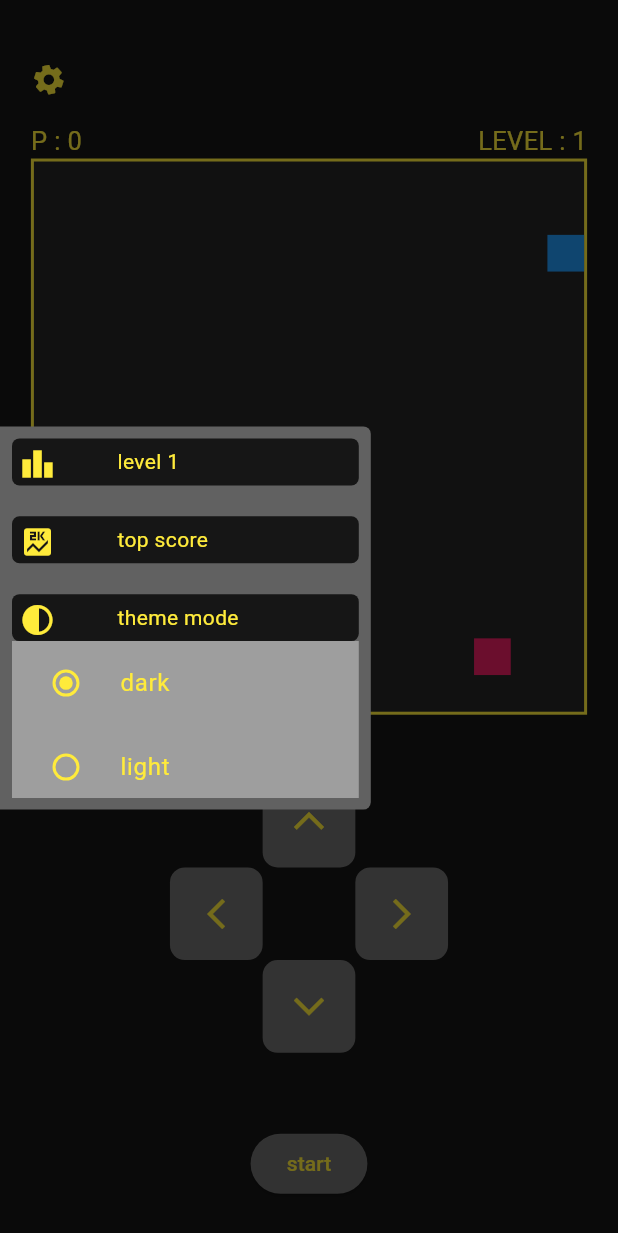
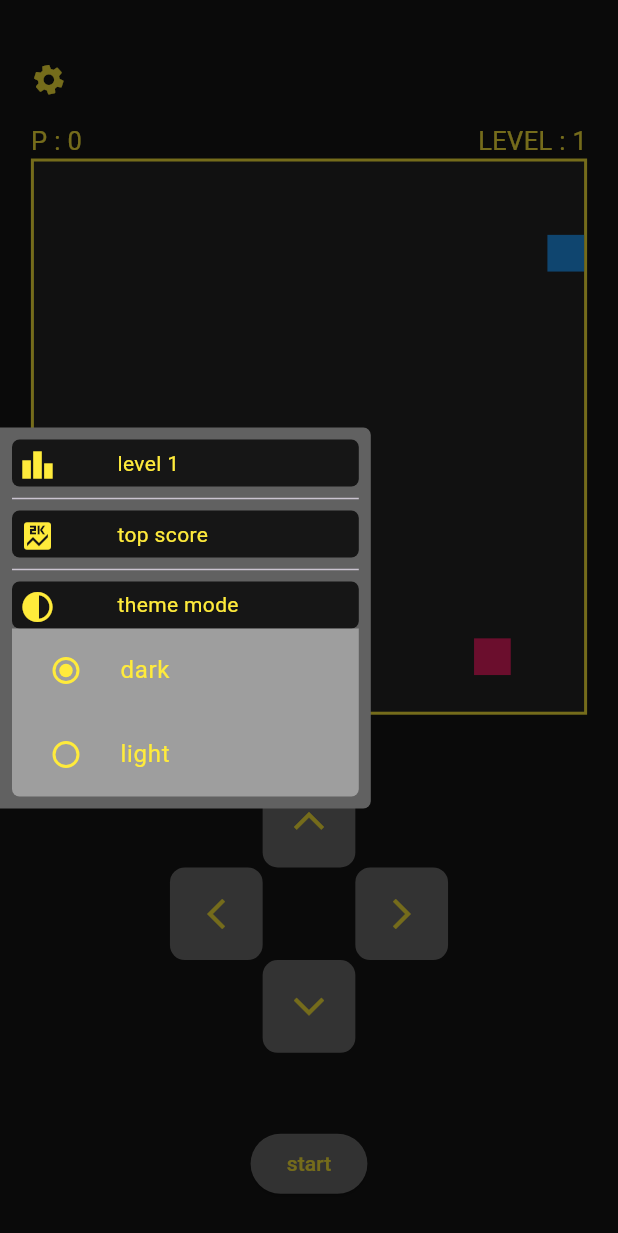
Before and after one commit to AmineDEVWEBAPP/snakeGame, a Flutter app: the screen it shows after launch, after a tap on the "settings" icon, after a tap on "theme mode", on a phone screen of 412 x 824 dp. Shown: the top 1233 px of the screen. Run offline on Flutter 3.47's test engine with Material 3 defaults, Android fonts, the phone set to English and light mode, and no system bars; our stand-ins replace get, shared_preferences.

Commit message:
update drawer design

```diff
--- a/lib/controller/theme_controller.dart
+++ b/lib/controller/theme_controller.dart
@@ -50,6 +50,7 @@ class ThemeController {
     hintColor: Colors.grey[400],
     textTheme: TextTheme(bodyMedium: TextStyle(color: Colors.blue)),
     iconTheme: IconThemeData(color: Colors.blue),
+    dividerColor: Colors.yellow[100],
   );
   final ThemeData _darkTheme = ThemeData(
     scaffoldBackgroundColor: const Color.fromARGB(255, 22, 22, 22),
@@ -59,5 +60,6 @@ class ThemeController {
     hintColor: const Color.fromARGB(255, 97, 97, 97),
     textTheme: TextTheme(bodyMedium: TextStyle(color: Colors.yellow)),
     iconTheme: IconThemeData(color: Colors.yellow),
+    dividerColor: Colors.white38,
   );
 }
--- a/lib/view/screen/drawer.dart
+++ b/lib/view/screen/drawer.dart
@@ -19,15 +19,11 @@ class _GameDrawerState extends State<GameDrawer> {
   final GameController _gContr = Get.find<GameController>();
   bool _openLevels = false;
   bool _openModes = false;
-  double _dialogHeight = Get.height * 0.185;
 
   @override
   Widget build(BuildContext context) {
     return Container(
-      height: _dialogHeight,
       width: Get.width * 0.6,
-      alignment: Alignment.center,
-
       padding: EdgeInsets.symmetric(horizontal: 8, vertical: 8),
       decoration: BoxDecoration(
         color: _theme.hintColor,
@@ -36,9 +32,8 @@ class _GameDrawerState extends State<GameDrawer> {
           bottomRight: Radius.circular(5),
         ),
       ),
-      child: SingleChildScrollView(
-        physics: const NeverScrollableScrollPhysics(),
       child: Column(
+        mainAxisSize: MainAxisSize.min,
         children: [
           GetBuilder<GameController>(
             id: 'info',
@@ -47,15 +42,12 @@ class _GameDrawerState extends State<GameDrawer> {
               title: 'level ${controller.level}',
               onTap: () {
                 _openLevels = !_openLevels;
-                  _openLevels
-                      ? _dialogHeight = Get.height * 0.25
-                      : _dialogHeight = Get.height * 0.185;
+
                 setState(() {});
               },
               isOpen: _openLevels,
               onChoice: (level) async {
                 _openLevels = false;
-                  _dialogHeight = Get.height * 0.185;
                 setState(() {});
                 await _gContr.changeLevel(level);
               },
@@ -67,7 +59,7 @@ class _GameDrawerState extends State<GameDrawer> {
               groupValue: controller.level,
             ),
           ),
-
+          Divider(),
           _button(Icons.score, 'top score', () {
             Get.defaultDialog(
               title: 'Top score',
@@ -77,20 +69,17 @@ class _GameDrawerState extends State<GameDrawer> {
               middleTextStyle: TextStyle(fontSize: 30),
             );
           }),
+          Divider(),
           GameDrawerButton(
             icon: Icons.contrast,
             title: 'theme mode',
             onTap: () {
               _openModes = !_openModes;
-                _openModes
-                    ? _dialogHeight = Get.height * 0.31
-                    : _dialogHeight = Get.height * 0.185;
               setState(() {});
             },
             isOpen: _openModes,
             onChoice: (mode) {
               _openModes = false;
-                _dialogHeight = Get.height * 0.185;
               setState(() {});
               _showModeDialog(mode);
             },
@@ -102,7 +91,6 @@ class _GameDrawerState extends State<GameDrawer> {
           ),
         ],
       ),
-      ),
     );
   }
 
@@ -112,7 +100,6 @@ class _GameDrawerState extends State<GameDrawer> {
       child: Container(
         height: Get.height * 0.038,
         padding: EdgeInsets.symmetric(vertical: 5, horizontal: 5),
-        margin: EdgeInsets.only(bottom: Get.height * 0.025),
         decoration: BoxDecoration(
           color: _theme.scaffoldBackgroundColor,
           borderRadius: BorderRadius.circular(5),
--- a/lib/view/widget/drawer/button.dart
+++ b/lib/view/widget/drawer/button.dart
@@ -25,9 +25,7 @@ class GameDrawerButton extends StatelessWidget {
   final ThemeData _theme = ThemeController.theme;
   @override
   Widget build(BuildContext context) {
-    return Container(
-      margin: EdgeInsets.only(bottom: Get.height * 0.025),
-      child: Column(
+    return Column(
       children: [
         InkWell(
           onTap: onTap,
@@ -56,7 +54,6 @@ class GameDrawerButton extends StatelessWidget {
           },
         ),
       ],
-      ),
     );
   }
 }
```
Lines whose indentation alone changed are shown as unchanged.
